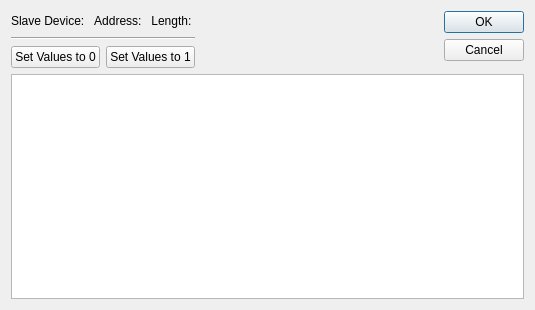
First picture: the form in omodscan/dialogs/dialogforcemultiplecoils.ui, repository sanny32/OpenModScan, before the edit.
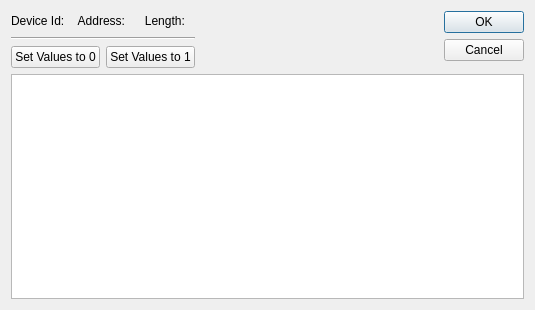
Second picture: the form after the edit.

What changed in the file:
```diff
--- a/omodscan/dialogs/dialogforcemultiplecoils.ui
+++ b/omodscan/dialogs/dialogforcemultiplecoils.ui
@@ -40,7 +40,7 @@
        <item>
         <widget class="QLabel" name="labelSlaveDevice">
          <property name="text">
-          <string>Slave Device: </string>
+          <string>Device Id: </string>
          </property>
         </widget>
        </item>
```
